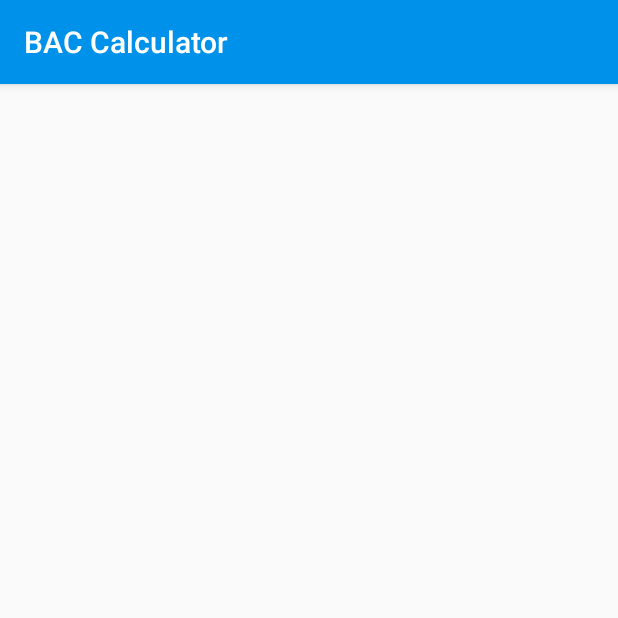
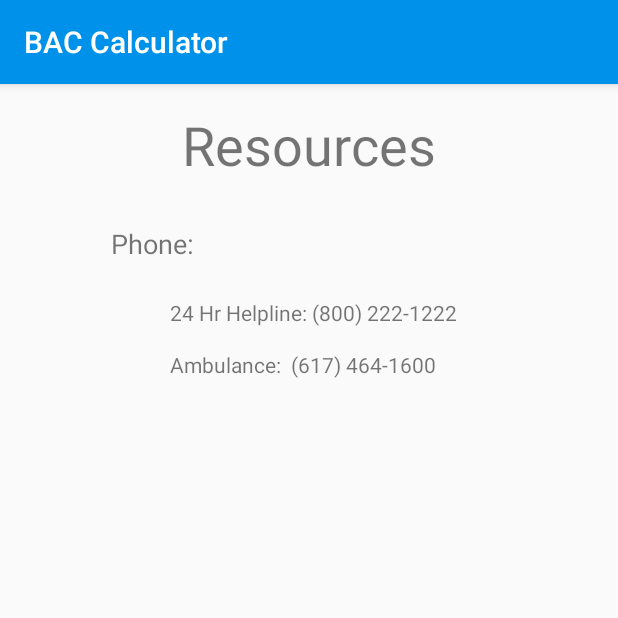
Before and after one commit to asriram1/BUzz_Tracker_Android_App, an Android app: the ResourcesActivity screen opened directly, with no data from a screen before it, on a phone screen of 412 x 824 dp, the top half of it. Run offline under Robolectric (Android 15) with nearby library versions, the phone set to English and light mode, and no system bars.

Commit message:
ResourcesActivity and activity_resources added

```diff
--- a/app/src/main/java/com/example/karanraj/chauhan/courseplanner/ResourcesActivity.java
+++ b/app/src/main/java/com/example/karanraj/chauhan/courseplanner/ResourcesActivity.java
@@ -15,72 +15,23 @@ import android.widget.TextView;
  */
 
 public class ResourcesActivity extends AppCompatActivity {
-//
-//    TextView resourceTitle;
-//    TextView phone;
-//    TextView ambulance;
-//    TextView helpline;
-//
-//    @Override
-//    protected void onCreate(Bundle savedInstanceState) {
-//        super.onCreate(savedInstanceState);
-//        setContentView(R.layout.activity_resources);
-//        Toolbar toolbar = (Toolbar) findViewById(R.id.toolbar);
-//        setSupportActionBar(toolbar);
-//
-//        resourceTitle = (TextView) findViewById(R.id.resourceTitle);
-//        phone = (TextView) findViewById(R.id.phone);
-//        ambulance = (TextView) findViewById(R.id.ambulance);
-//        helpline = (TextView) findViewById(R.id.helpline);
-//       /* Button buttonTxt = (Button) findViewById(R.id.buttonTxt);
-//        buttonTxt.setOnClickListener(new View.OnClickListener(){
-//            @Override
-//            public void onClick(View view) {
-//                float percentage = Float.parseFloat(percentageTxt.getText().toString());
-//                float dec = percentage / 100;
-//                float total = dec* Float.parseFloat(numberTxt.getText().toString());
-//                totalTextView.setText(Float.toString(total));
-//            }
-//        }); */
-//    }
 
-//    @Override
-//    protected void onCreate(Bundle savedInstanceState) {
-//        super.onCreate(savedInstanceState);
-//        setContentView(R.layout.activity_resources);
-//        findViewById(R.id.helpline).setOnClickListener(new View.OnClickListener() {
-//            @Override
-//            public void onClick(View v) {
-//                dialContactPhone("8002221222");
-//            }
-//        });
-//    }
-//
-//    private void dialContactPhone(final String phoneNumber) {
-//        startActivity(new Intent(Intent.ACTION_DIAL, Uri.fromParts("tel", phoneNumber, null)));
-//    }
+    private TextView resourceTitle;
+    private TextView phone;
+    private TextView ambulance;
+    private TextView helpline;
 
-    // TODO: 12/7/16 add menu layout and then uncomment options menu stuff
-//    @Override
-//    public boolean onCreateOptionsMenu(Menu menu) {
-//        // Inflate the menu; this adds items to the action bar if it is present.
-//        getMenuInflater().inflate(R.menu.menu_main, menu);
-//        return true;
-//    }
-//
-//    @Override
-//    public boolean onOptionsItemSelected(MenuItem item) {
-//        // Handle action bar item clicks here. The action bar will
-//        // automatically handle clicks on the Home/Up button, so long
-//        // as you specify a parent activity in AndroidManifest.xml.
-//        int id = item.getItemId();
-//
-//        //noinspection SimplifiableIfStatement
-////        if (id == R.id.action_settings) {
-////            return true;
-////        }
-//
-//        return super.onOptionsItemSelected(item);
-//    }
+    @Override
+    protected void onCreate(Bundle savedInstanceState) {
+        super.onCreate(savedInstanceState);
+        setContentView(R.layout.activity_resources);
+
+        resourceTitle = (TextView) findViewById(R.id.resourceTitle);
+        phone = (TextView) findViewById(R.id.phone);
+        ambulance = (TextView) findViewById(R.id.ambulance);
+        helpline = (TextView) findViewById(R.id.helpline);
+
+    }
+
 
 }
--- a/app/src/main/res/layout/activity_resources.xml
+++ b/app/src/main/res/layout/activity_resources.xml
@@ -1,11 +1,53 @@
 <?xml version="1.0" encoding="utf-8"?>
-<android.support.design.widget.CoordinatorLayout xmlns:android="http://schemas.android.com/apk/res/android"
-    xmlns:app="http://schemas.android.com/apk/res-auto"
-    xmlns:tools="http://schemas.android.com/tools"
+<RelativeLayout xmlns:android="http://schemas.android.com/apk/res/android"
     android:layout_width="match_parent"
     android:layout_height="match_parent"
-    android:fitsSystemWindows="true">
+    android:paddingBottom="@dimen/activity_vertical_margin"
+    android:paddingLeft="@dimen/activity_horizontal_margin"
+    android:paddingRight="@dimen/activity_horizontal_margin"
+    android:paddingTop="@dimen/activity_vertical_margin"
+    android:textAlignment="center">
 
+    <TextView
+        android:id="@+id/resourceTitle"
+        android:layout_width="wrap_content"
+        android:layout_height="wrap_content"
+        android:layout_alignParentTop="true"
+        android:layout_centerHorizontal="true"
+        android:text="Resources"
+        android:textSize="36sp" />
 
+    <TextView
+        android:id="@+id/phone"
+        android:layout_width="wrap_content"
+        android:layout_height="wrap_content"
+        android:layout_alignParentLeft="true"
+        android:layout_alignParentStart="true"
+        android:layout_below="@+id/resourceTitle"
+        android:layout_marginLeft="58dp"
+        android:layout_marginStart="58dp"
+        android:layout_marginTop="29dp"
+        android:text="Phone: "
+        android:textSize="18sp" />
 
-</android.support.design.widget.CoordinatorLayout>
+    <TextView
+        android:id="@+id/ambulance"
+        android:layout_width="wrap_content"
+        android:layout_height="wrap_content"
+        android:layout_alignEnd="@+id/resourceTitle"
+        android:layout_alignRight="@+id/resourceTitle"
+        android:layout_below="@+id/helpline"
+        android:layout_marginTop="15dp"
+        android:text="Ambulance:  (617) 464-1600" />
+
+    <TextView
+        android:id="@+id/helpline"
+        android:layout_width="wrap_content"
+        android:layout_height="wrap_content"
+        android:layout_alignLeft="@+id/ambulance"
+        android:layout_alignStart="@+id/ambulance"
+        android:layout_below="@+id/phone"
+        android:layout_marginTop="24dp"
+        android:text="24 Hr Helpline: (800) 222-1222" />
+
+</RelativeLayout>
```
